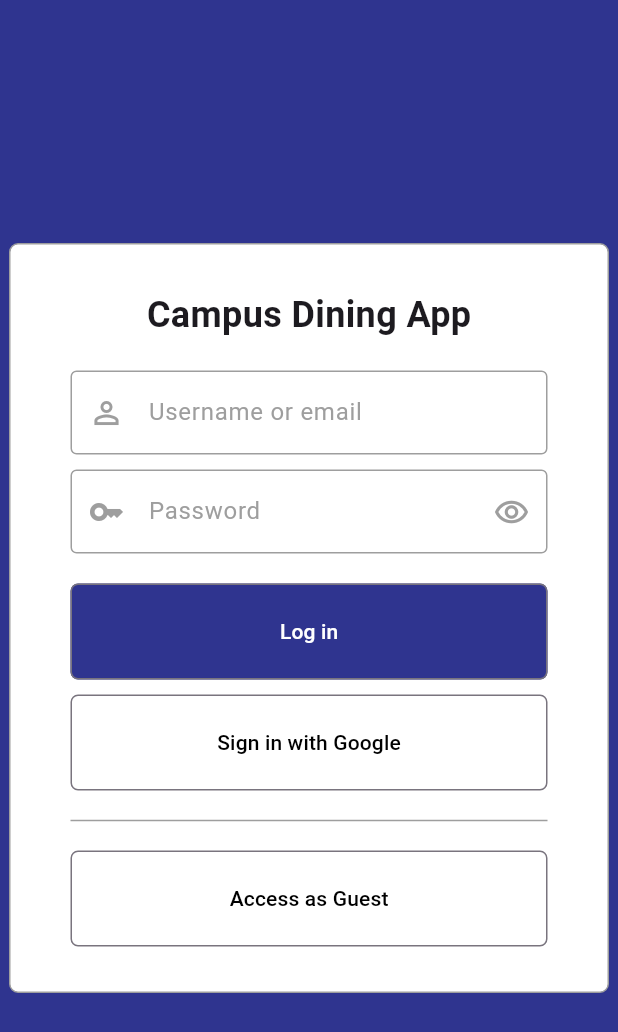
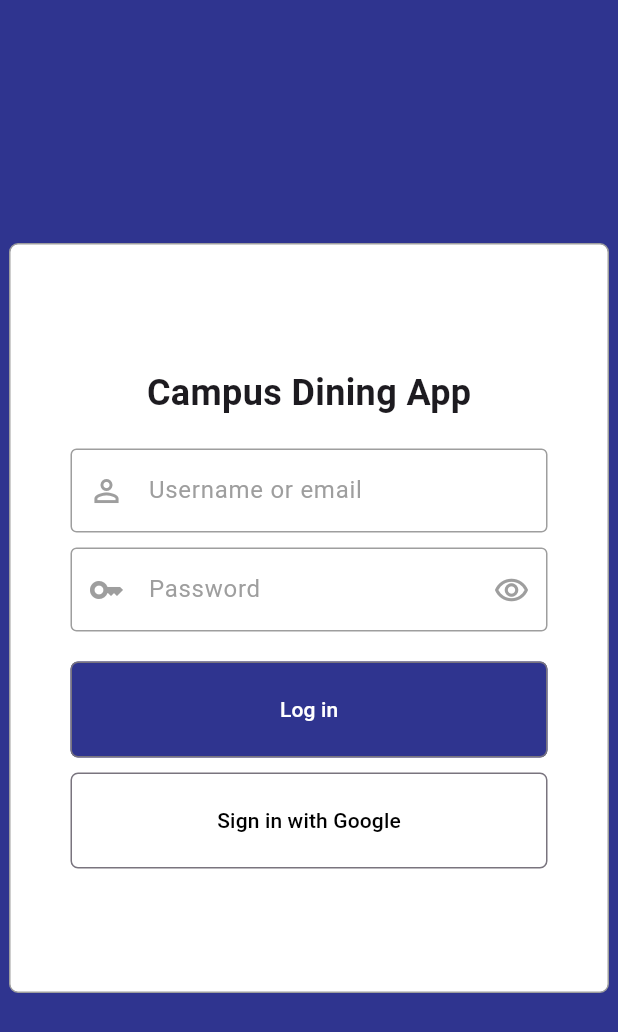
Before and after one commit to RonBers/campus-dining-web, a Flutter app: the screen it shows after launch, on a phone screen of 412 x 824 dp. Shown: the top 1032 px of the screen. Run offline on Flutter 3.47's test engine with Material 3 defaults, Android fonts, the phone set to English and light mode, and no system bars; our stand-ins replace firebase_auth, firebase_core, flutter_dotenv, google_sign_in; accounts and stored records are empty.

Commit message:
feat: hide access as guest button

```diff
--- a/lib/screens/login_screen.dart
+++ b/lib/screens/login_screen.dart
@@ -182,28 +182,28 @@ class _LoginScreenState extends State<LoginScreen> {
                             style: TextStyle(color: Colors.black),
                           )),
                     ),
-                    const Divider(
-                      color: Colors.grey,
-                      thickness: 1,
-                      height: 40,
-                    ),
-                    SizedBox(
-                      width: screenWidth,
-                      child: OutlinedButton(
-                          style: OutlinedButton.styleFrom(
-                            padding: const EdgeInsets.fromLTRB(0, 22, 0, 22),
-                            backgroundColor: Colors.white,
-                            shape: RoundedRectangleBorder(
-                              side: const BorderSide(color: Colors.grey),
-                              borderRadius: BorderRadius.circular(5),
-                            ),
-                          ),
-                          onPressed: () => signInAnonymously(context),
-                          child: const Text(
-                            "Access as Guest",
-                            style: TextStyle(color: Colors.black),
-                          )),
-                    ),
+                    // const Divider(
+                    //   color: Colors.grey,
+                    //   thickness: 1,
+                    //   height: 40,
+                    // ),
+                    // SizedBox(
+                    //   width: screenWidth,
+                    //   child: OutlinedButton(
+                    //       style: OutlinedButton.styleFrom(
+                    //         padding: const EdgeInsets.fromLTRB(0, 22, 0, 22),
+                    //         backgroundColor: Colors.white,
+                    //         shape: RoundedRectangleBorder(
+                    //           side: const BorderSide(color: Colors.grey),
+                    //           borderRadius: BorderRadius.circular(5),
+                    //         ),
+                    //       ),
+                    //       onPressed: () => signInAnonymously(context),
+                    //       child: const Text(
+                    //         "Access as Guest",
+                    //         style: TextStyle(color: Colors.black),
+                    //       )),
+                    // ),
                   ],
                 ),
               ),
```
Also changed, not shown: pubspec.lock, 5 other files.
